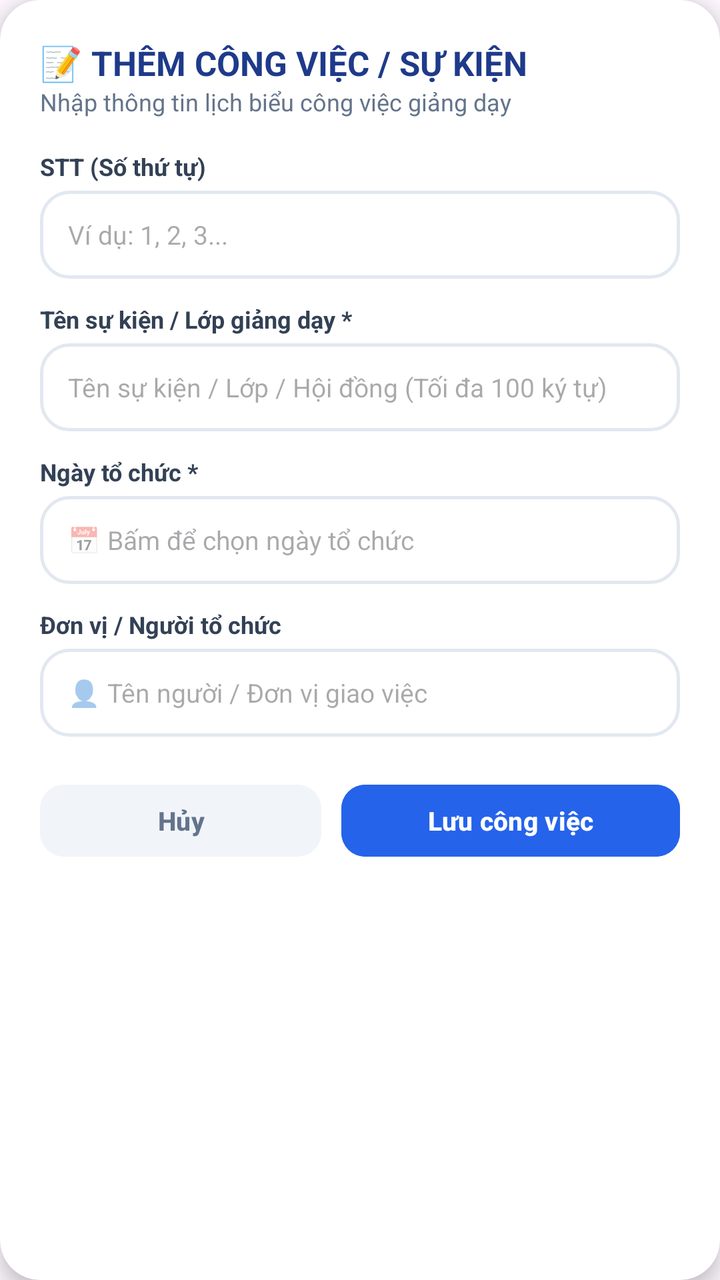
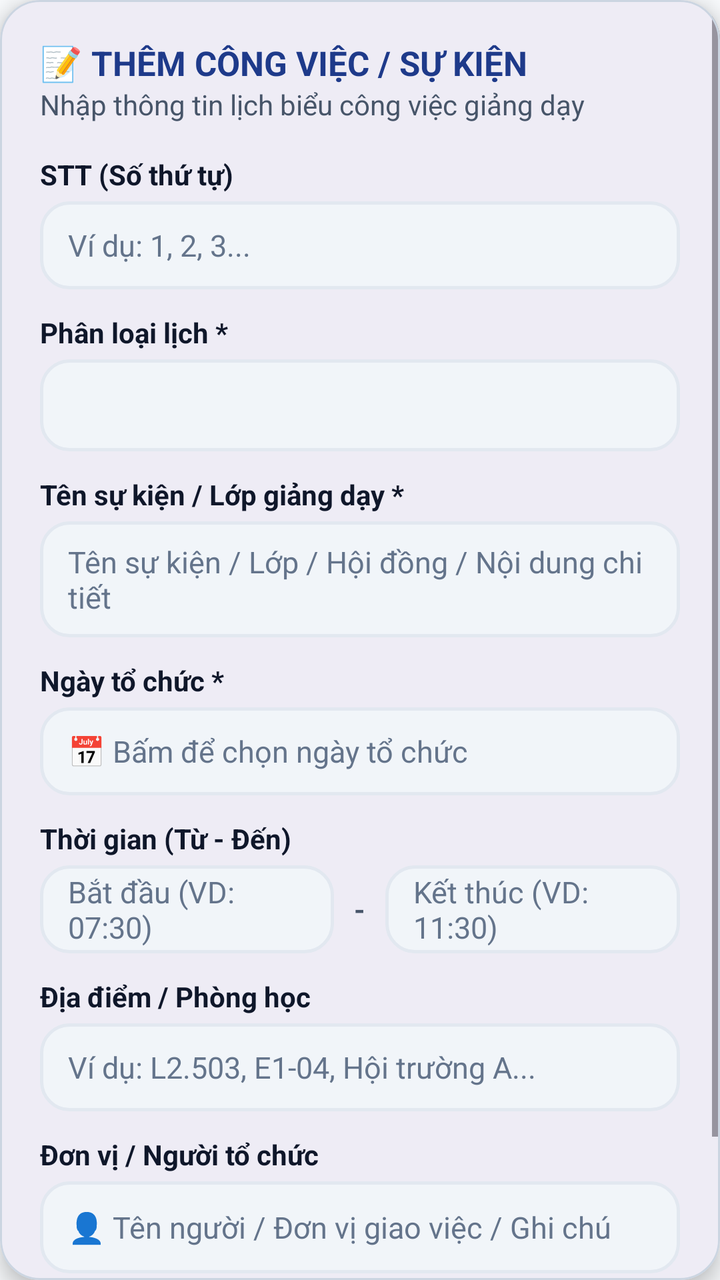

Screens rendered from an Android XML layout before and after an edit, with the pre-edit source and the edit as a unified diff.
<!-- AndroidManifest.xml: application theme Theme.LectuPlan -->
<!-- res/layout/dialog_add_event.xml -->
<?xml version="1.0" encoding="utf-8"?>
<com.google.android.material.card.MaterialCardView
    xmlns:android="http://schemas.android.com/apk/res/android"
    xmlns:app="http://schemas.android.com/apk/res-auto"
    android:layout_width="match_parent"
    android:layout_height="wrap_content"
    app:cardCornerRadius="20dp"
    app:cardElevation="6dp"
    app:strokeWidth="0dp"
    app:cardBackgroundColor="#FFFFFF">

    <LinearLayout
        android:layout_width="match_parent"
        android:layout_height="wrap_content"
        android:orientation="vertical"
        android:padding="20dp">

        
        <TextView
            android:id="@+id/tvDialogHeaderTitle"
            android:layout_width="match_parent"
            android:layout_height="wrap_content"
            android:text="📝 THÊM CÔNG VIỆC / SỰ KIỆN"
            android:textSize="17sp"
            android:textStyle="bold"
            android:textColor="#1E3A8A" />

        <TextView
            android:layout_width="match_parent"
            android:layout_height="wrap_content"
            android:text="Nhập thông tin lịch biểu công việc giảng dạy"
            android:textSize="12sp"
            android:textColor="#64748B"
            android:layout_marginBottom="16dp" />

        
        <TextView
            android:layout_width="wrap_content"
            android:layout_height="wrap_content"
            android:text="STT (Số thứ tự)"
            android:textSize="12sp"
            android:textStyle="bold"
            android:textColor="#334155"
            android:layout_marginBottom="4dp" />

        <EditText
            android:id="@+id/edtStt"
            android:layout_width="match_parent"
            android:layout_height="44dp"
            android:background="@drawable/bg_search_input"
            android:hint="Ví dụ: 1, 2, 3..."
            android:inputType="number"
            android:maxLength="3"
            android:paddingHorizontal="14dp"
            android:textSize="13sp"
            android:textColor="#1E293B"
            android:layout_marginBottom="12dp" />

        
        <TextView
            android:layout_width="wrap_content"
            android:layout_height="wrap_content"
            android:text="Tên sự kiện / Lớp giảng dạy *"
            android:textSize="12sp"
            android:textStyle="bold"
            android:textColor="#334155"
            android:layout_marginBottom="4dp" />

        <EditText
            android:id="@+id/edtTitle"
            android:layout_width="match_parent"
            android:layout_height="44dp"
            android:background="@drawable/bg_search_input"
            android:hint="Tên sự kiện / Lớp / Hội đồng (Tối đa 100 ký tự)"
            android:inputType="textCapSentences"
            android:maxLength="100"
            android:paddingHorizontal="14dp"
            android:textSize="13sp"
            android:textColor="#1E293B"
            android:layout_marginBottom="12dp" />

        
        <TextView
            android:layout_width="wrap_content"
            android:layout_height="wrap_content"
            android:text="Ngày tổ chức *"
            android:textSize="12sp"
            android:textStyle="bold"
            android:textColor="#334155"
            android:layout_marginBottom="4dp" />

        <EditText
            android:id="@+id/edtDate"
            android:layout_width="match_parent"
            android:layout_height="44dp"
            android:background="@drawable/bg_search_input"
            android:hint="📅 Bấm để chọn ngày tổ chức"
            android:focusable="false"
            android:clickable="true"
            android:paddingHorizontal="14dp"
            android:textSize="13sp"
            android:textColor="#1E293B"
            android:layout_marginBottom="12dp" />

        
        <TextView
            android:layout_width="wrap_content"
            android:layout_height="wrap_content"
            android:text="Đơn vị / Người tổ chức"
            android:textSize="12sp"
            android:textStyle="bold"
            android:textColor="#334155"
            android:layout_marginBottom="4dp" />

        <EditText
            android:id="@+id/edtOrganizer"
            android:layout_width="match_parent"
            android:layout_height="44dp"
            android:background="@drawable/bg_search_input"
            android:hint="👤 Tên người / Đơn vị giao việc"
            android:inputType="textCapWords"
            android:maxLength="50"
            android:paddingHorizontal="14dp"
            android:textSize="13sp"
            android:textColor="#1E293B"
            android:layout_marginBottom="20dp" />

        
        <LinearLayout
            android:layout_width="match_parent"
            android:layout_height="wrap_content"
            android:orientation="horizontal">

            <Button
                android:id="@+id/btnCancelDialog"
                android:layout_width="0dp"
                android:layout_height="44dp"
                android:layout_weight="1"
                android:text="Hủy"
                android:textColor="#64748B"
                android:backgroundTint="#F1F5F9"
                android:textSize="13sp"
                android:textStyle="bold"
                app:cornerRadius="12dp" />

            <Button
                android:id="@+id/btnSaveDialog"
                android:layout_width="0dp"
                android:layout_height="44dp"
                android:layout_weight="1.2"
                android:layout_marginStart="10dp"
                android:text="Lưu công việc"
                android:textColor="#FFFFFF"
                android:backgroundTint="#2563EB"
                android:textSize="13sp"
                android:textStyle="bold"
                app:cornerRadius="12dp" />
        </LinearLayout>

    </LinearLayout>

</com.google.android.material.card.MaterialCardView>
<!-- resources referenced by this layout -->
<resources>
  <!-- drawable bg_search_input (drawable) -->
  <?xml version="1.0" encoding="utf-8"?>
  <shape xmlns:android="http://schemas.android.com/apk/res/android"
      android:shape="rectangle">
      <solid android:color="#FFFFFF" />
      <corners android:radius="14dp" />
      <stroke
          android:width="1.5dp"
          android:color="#E2E8F0" />
  </shape>
  <style name="Theme.LectuPlan" parent="Base.Theme.LectuPlan" />
  <style name="Base.Theme.LectuPlan" parent="Theme.Material3.DayNight.NoActionBar">
          
          <item name="android:windowLightStatusBar" tools:targetApi="23">true</item>
          <item name="android:windowLightNavigationBar" tools:targetApi="27">true</item>
      </style>
</resources>

<!-- the commit's change to res/layout/dialog_add_event.xml (unified diff, before → after) -->
@@ -6,157 +6,298 @@
     android:layout_height="wrap_content"
     app:cardCornerRadius="20dp"
     app:cardElevation="6dp"
-    app:strokeWidth="0dp"
-    app:cardBackgroundColor="#FFFFFF">
-
-    <LinearLayout
+    app:strokeWidth="1dp"
+    app:strokeColor="@color/border_default"
+    app:cardBackgroundColor="@color/surface_card">
+
+    <ScrollView
         android:layout_width="match_parent"
         android:layout_height="wrap_content"
-        android:orientation="vertical"
-        android:padding="20dp">
-
-        
-        <TextView
-            android:id="@+id/tvDialogHeaderTitle"
-            android:layout_width="match_parent"
-            android:layout_height="wrap_content"
-            android:text="📝 THÊM CÔNG VIỆC / SỰ KIỆN"
-            android:textSize="17sp"
-            android:textStyle="bold"
-            android:textColor="#1E3A8A" />
-
-        <TextView
-            android:layout_width="match_parent"
-            android:layout_height="wrap_content"
-            android:text="Nhập thông tin lịch biểu công việc giảng dạy"
-            android:textSize="12sp"
-            android:textColor="#64748B"
-            android:layout_marginBottom="16dp" />
-
-        
-        <TextView
-            android:layout_width="wrap_content"
-            android:layout_height="wrap_content"
-            android:text="STT (Số thứ tự)"
-            android:textSize="12sp"
-            android:textStyle="bold"
-            android:textColor="#334155"
-            android:layout_marginBottom="4dp" />
-
-        <EditText
-            android:id="@+id/edtStt"
-            android:layout_width="match_parent"
-            android:layout_height="44dp"
-            android:background="@drawable/bg_search_input"
-            android:hint="Ví dụ: 1, 2, 3..."
-            android:inputType="number"
-            android:maxLength="3"
-            android:paddingHorizontal="14dp"
-            android:textSize="13sp"
-            android:textColor="#1E293B"
-            android:layout_marginBottom="12dp" />
-
-        
-        <TextView
-            android:layout_width="wrap_content"
-            android:layout_height="wrap_content"
-            android:text="Tên sự kiện / Lớp giảng dạy *"
-            android:textSize="12sp"
-            android:textStyle="bold"
-            android:textColor="#334155"
-            android:layout_marginBottom="4dp" />
-
-        <EditText
-            android:id="@+id/edtTitle"
-            android:layout_width="match_parent"
-            android:layout_height="44dp"
-            android:background="@drawable/bg_search_input"
-            android:hint="Tên sự kiện / Lớp / Hội đồng (Tối đa 100 ký tự)"
-            android:inputType="textCapSentences"
-            android:maxLength="100"
-            android:paddingHorizontal="14dp"
-            android:textSize="13sp"
-            android:textColor="#1E293B"
-            android:layout_marginBottom="12dp" />
-
-        
-        <TextView
-            android:layout_width="wrap_content"
-            android:layout_height="wrap_content"
-            android:text="Ngày tổ chức *"
-            android:textSize="12sp"
-            android:textStyle="bold"
-            android:textColor="#334155"
-            android:layout_marginBottom="4dp" />
-
-        <EditText
-            android:id="@+id/edtDate"
-            android:layout_width="match_parent"
-            android:layout_height="44dp"
-            android:background="@drawable/bg_search_input"
-            android:hint="📅 Bấm để chọn ngày tổ chức"
-            android:focusable="false"
-            android:clickable="true"
-            android:paddingHorizontal="14dp"
-            android:textSize="13sp"
-            android:textColor="#1E293B"
-            android:layout_marginBottom="12dp" />
-
-        
-        <TextView
-            android:layout_width="wrap_content"
-            android:layout_height="wrap_content"
-            android:text="Đơn vị / Người tổ chức"
-            android:textSize="12sp"
-            android:textStyle="bold"
-            android:textColor="#334155"
-            android:layout_marginBottom="4dp" />
-
-        <EditText
-            android:id="@+id/edtOrganizer"
-            android:layout_width="match_parent"
-            android:layout_height="44dp"
-            android:background="@drawable/bg_search_input"
-            android:hint="👤 Tên người / Đơn vị giao việc"
-            android:inputType="textCapWords"
-            android:maxLength="50"
-            android:paddingHorizontal="14dp"
-            android:textSize="13sp"
-            android:textColor="#1E293B"
-            android:layout_marginBottom="20dp" />
-
-        
+        android:fillViewport="true">
+
         <LinearLayout
             android:layout_width="match_parent"
             android:layout_height="wrap_content"
-            android:orientation="horizontal">
-
-            <Button
-                android:id="@+id/btnCancelDialog"
-                android:layout_width="0dp"
+            android:orientation="vertical"
+            android:padding="20dp">
+
+            
+            <TextView
+                android:id="@+id/tvDialogHeaderTitle"
+                android:layout_width="match_parent"
+                android:layout_height="wrap_content"
+                android:text="📝 THÊM CÔNG VIỆC / SỰ KIỆN"
+                android:textSize="17sp"
+                android:textStyle="bold"
+                android:textColor="@color/tab_header_title" />
+
+            <TextView
+                android:layout_width="match_parent"
+                android:layout_height="wrap_content"
+                android:text="Nhập thông tin lịch biểu công việc giảng dạy"
+                android:textSize="14sp"
+                android:textColor="@color/text_secondary"
+                android:layout_marginBottom="16dp" />
+
+            
+            <TextView
+                android:layout_width="wrap_content"
+                android:layout_height="wrap_content"
+                android:text="STT (Số thứ tự)"
+                android:textSize="14sp"
+                android:textStyle="bold"
+                android:textColor="@color/text_primary"
+                android:layout_marginBottom="4dp" />
+
+            <EditText
+                android:id="@+id/edtStt"
+                android:layout_width="match_parent"
                 android:layout_height="44dp"
-                android:layout_weight="1"
-                android:text="Hủy"
-                android:textColor="#64748B"
-                android:backgroundTint="#F1F5F9"
-                android:textSize="13sp"
-                android:textStyle="bold"
-                app:cornerRadius="12dp" />
-
-            <Button
-                android:id="@+id/btnSaveDialog"
-                android:layout_width="0dp"
+                android:background="@drawable/bg_search_input"
+                android:hint="Ví dụ: 1, 2, 3..."
+                android:inputType="number"
+                android:maxLength="5"
+                android:paddingHorizontal="14dp"
+                android:textSize="15sp"
+                android:textColor="@color/text_primary"
+                android:textColorHint="@color/text_tertiary"
+                android:layout_marginBottom="12dp" />
+
+            
+            <TextView
+                android:layout_width="wrap_content"
+                android:layout_height="wrap_content"
+                android:text="Phân loại lịch *"
+                android:textSize="14sp"
+                android:textStyle="bold"
+                android:textColor="@color/text_primary"
+                android:layout_marginBottom="4dp" />
+
+            <Spinner
+                android:id="@+id/spnCategory"
+                android:layout_width="match_parent"
+                android:layout_height="46dp"
+                android:background="@drawable/bg_search_input"
+                android:paddingHorizontal="10dp"
+                android:layout_marginBottom="12dp" />
+
+            
+            <LinearLayout
+                android:id="@+id/layoutCustomCategory"
+                android:layout_width="match_parent"
+                android:layout_height="wrap_content"
+                android:orientation="vertical"
+                android:visibility="gone"
+                android:layout_marginBottom="12dp">
+
+                <TextView
+                    android:layout_width="wrap_content"
+                    android:layout_height="wrap_content"
+                    android:text="Tên phân loại lịch khác (Tự đặt tên) *"
+                    android:textSize="14sp"
+                    android:textStyle="bold"
+                    android:textColor="@color/text_primary"
+                    android:layout_marginBottom="4dp" />
+
+                <EditText
+                    android:id="@+id/edtCustomCategory"
+                    android:layout_width="match_parent"
+                    android:layout_height="wrap_content"
+                    android:minHeight="44dp"
+                    android:background="@drawable/bg_search_input"
+                    android:hint="Nhập tên phân loại tự đặt (VD: Nghiên cứu, Việc cá nhân...)"
+                    android:inputType="textCapSentences|textMultiLine"
+                    android:paddingHorizontal="14dp"
+                    android:paddingVertical="10dp"
+                    android:textSize="15sp"
+                    android:textColor="@color/text_primary"
+                    android:textColorHint="@color/text_tertiary" />
+            </LinearLayout>
+
+            
+            <TextView
+                android:layout_width="wrap_content"
+                android:layout_height="wrap_content"
+                android:text="Tên sự kiện / Lớp giảng dạy *"
+                android:textSize="14sp"
+                android:textStyle="bold"
+                android:textColor="@color/text_primary"
+                android:layout_marginBottom="4dp" />
+
+            <EditText
+                android:id="@+id/edtTitle"
+                android:layout_width="match_parent"
+                android:layout_height="wrap_content"
+                android:minHeight="46dp"
+                android:background="@drawable/bg_search_input"
+                android:hint="Tên sự kiện / Lớp / Hội đồng / Nội dung chi tiết"
+                android:inputType="textCapSentences|textMultiLine"
+                android:paddingHorizontal="14dp"
+                android:paddingVertical="10dp"
+                android:textSize="15sp"
+                android:textColor="@color/text_primary"
+                android:textColorHint="@color/text_tertiary"
+                android:layout_marginBottom="12dp" />
+
+            
+            <TextView
+                android:layout_width="wrap_content"
+                android:layout_height="wrap_content"
+                android:text="Ngày tổ chức *"
+                android:textSize="14sp"
+                android:textStyle="bold"
+                android:textColor="@color/text_primary"
+                android:layout_marginBottom="4dp" />
+
+            <EditText
+                android:id="@+id/edtDate"
+                android:layout_width="match_parent"
                 android:layout_height="44dp"
-                android:layout_weight="1.2"
-                android:layout_marginStart="10dp"
-                android:text="Lưu công việc"
-                android:textColor="#FFFFFF"
-                android:backgroundTint="#2563EB"
-                android:textSize="13sp"
-                android:textStyle="bold"
-                app:cornerRadius="12dp" />
+                android:background="@drawable/bg_search_input"
+                android:hint="📅 Bấm để chọn ngày tổ chức"
+                android:focusable="false"
+                android:clickable="true"
+                android:paddingHorizontal="14dp"
+                android:textSize="15sp"
+                android:textColor="@color/text_primary"
+                android:textColorHint="@color/text_tertiary"
+                android:layout_marginBottom="12dp" />
+
+            
+            <TextView
+                android:layout_width="wrap_content"
+                android:layout_height="wrap_content"
+                android:text="Thời gian (Từ - Đến)"
+                android:textSize="14sp"
+                android:textStyle="bold"
+                android:textColor="@color/text_primary"
+                android:layout_marginBottom="4dp" />
+
+            <LinearLayout
+                android:layout_width="match_parent"
+                android:layout_height="wrap_content"
+                android:orientation="horizontal"
+                android:layout_marginBottom="12dp">
+
+                <EditText
+                    android:id="@+id/edtStartTime"
+                    android:layout_width="0dp"
+                    android:layout_height="44dp"
+                    android:layout_weight="1"
+                    android:background="@drawable/bg_search_input"
+                    android:hint="Bắt đầu (VD: 07:30)"
+                    android:focusable="false"
+                    android:clickable="true"
+                    android:paddingHorizontal="14dp"
+                    android:textSize="15sp"
+                    android:textColor="@color/text_primary"
+                    android:textColorHint="@color/text_tertiary" />
+
+                <TextView
+                    android:layout_width="wrap_content"
+                    android:layout_height="wrap_content"
+                    android:text="-"
+                    android:textStyle="bold"
+                    android:layout_gravity="center_vertical"
+                    android:layout_marginHorizontal="10dp"
+                    android:textColor="@color/text_secondary"/>
+
+                <EditText
+                    android:id="@+id/edtEndTime"
+                    android:layout_width="0dp"
+                    android:layout_height="44dp"
+                    android:layout_weight="1"
+                    android:background="@drawable/bg_search_input"
+                    android:hint="Kết thúc (VD: 11:30)"
+                    android:focusable="false"
+                    android:clickable="true"
+                    android:paddingHorizontal="14dp"
+                    android:textSize="15sp"
+                    android:textColor="@color/text_primary"
+                    android:textColorHint="@color/text_tertiary" />
+            </LinearLayout>
+
+            
+            <TextView
+                android:layout_width="wrap_content"
+                android:layout_height="wrap_content"
+                android:text="Địa điểm / Phòng học"
+                android:textSize="14sp"
+                android:textStyle="bold"
+                android:textColor="@color/text_primary"
+                android:layout_marginBottom="4dp" />
+
+            <EditText
+                android:id="@+id/edtRoom"
+                android:layout_width="match_parent"
+                android:layout_height="44dp"
+                android:background="@drawable/bg_search_input"
+                android:hint="Ví dụ: L2.503, E1-04, Hội trường A..."
+                android:inputType="textCapWords"
+                android:paddingHorizontal="14dp"
+                android:textSize="15sp"
+                android:textColor="@color/text_primary"
+                android:textColorHint="@color/text_tertiary"
+                android:layout_marginBottom="12dp" />
+
+            
+            <TextView
+                android:layout_width="wrap_content"
+                android:layout_height="wrap_content"
+                android:text="Đơn vị / Người tổ chức"
+                android:textSize="14sp"
+                android:textStyle="bold"
+                android:textColor="@color/text_primary"
+                android:layout_marginBottom="4dp" />
+
+            <EditText
+                android:id="@+id/edtOrganizer"
+                android:layout_width="match_parent"
+                android:layout_height="wrap_content"
+                android:minHeight="46dp"
+                android:background="@drawable/bg_search_input"
+                android:hint="👤 Tên người / Đơn vị giao việc / Ghi chú"
+                android:inputType="textCapWords|textMultiLine"
+                android:paddingHorizontal="14dp"
+                android:paddingVertical="10dp"
+                android:textSize="15sp"
+                android:textColor="@color/text_primary"
+                android:textColorHint="@color/text_tertiary"
+                android:layout_marginBottom="20dp" />
+
+            
+            <LinearLayout
+                android:layout_width="match_parent"
+                android:layout_height="wrap_content"
+                android:orientation="horizontal">
+
+                <Button
+                    android:id="@+id/btnCancelDialog"
+                    android:layout_width="0dp"
+                    android:layout_height="44dp"
+                    android:layout_weight="1"
+                    android:text="Hủy"
+                    android:textColor="@color/text_secondary"
+                    android:backgroundTint="@color/surface_card_secondary"
+                    android:textSize="15sp"
+                    android:textStyle="bold"
+                    app:cornerRadius="12dp" />
+
+                <Button
+                    android:id="@+id/btnSaveDialog"
+                    android:layout_width="0dp"
+                    android:layout_height="44dp"
+                    android:layout_weight="1.2"
+                    android:layout_marginStart="10dp"
+                    android:text="Lưu công việc"
+                    android:textColor="#FFFFFF"
+                    android:backgroundTint="#2563EB"
+                    android:textSize="13sp"
+                    android:textStyle="bold"
+                    app:cornerRadius="12dp" />
+            </LinearLayout>
+
         </LinearLayout>
-
-    </LinearLayout>
+    </ScrollView>
 
 </com.google.android.material.card.MaterialCardView>
<!-- resource entries referenced after the edit -->
@@ -1,20 +1,34 @@
 <!-- resources referenced by this layout -->
 <resources>
+  <color name="border_default">#CBD5E1</color>
+  <color name="surface_card">#FFFFFF</color>
+  <color name="surface_card_secondary">#F1F5F9</color>
+  <color name="tab_header_title">#1E3A8A</color>
+  <color name="text_primary">#0F172A</color>
+  <color name="text_secondary">#475569</color>
+  <color name="text_tertiary">#64748B</color>
   <!-- drawable bg_search_input (drawable) -->
   <?xml version="1.0" encoding="utf-8"?>
   <shape xmlns:android="http://schemas.android.com/apk/res/android"
       android:shape="rectangle">
-      <solid android:color="#FFFFFF" />
+      <solid android:color="@color/surface_card_secondary" />
       <corners android:radius="14dp" />
       <stroke
           android:width="1.5dp"
-          android:color="#E2E8F0" />
+          android:color="@color/border_subtle" />
   </shape>
   <style name="Theme.LectuPlan" parent="Base.Theme.LectuPlan" />
+  <color name="border_subtle">#E2E8F0</color>
   <style name="Base.Theme.LectuPlan" parent="Theme.Material3.DayNight.NoActionBar">
+          <item name="android:windowBackground">@color/window_background</item>
+          <item name="colorSurface">@color/surface_card</item>
+          <item name="colorOnSurface">@color/text_primary</item>
+          <item name="colorSurfaceVariant">@color/surface_card_secondary</item>
+          <item name="colorOnSurfaceVariant">@color/text_secondary</item>
           
           <item name="android:windowLightStatusBar" tools:targetApi="23">true</item>
           <item name="android:windowLightNavigationBar" tools:targetApi="27">true</item>
       </style>
+  <color name="window_background">#F8FAFC</color>
 </resources>
 
